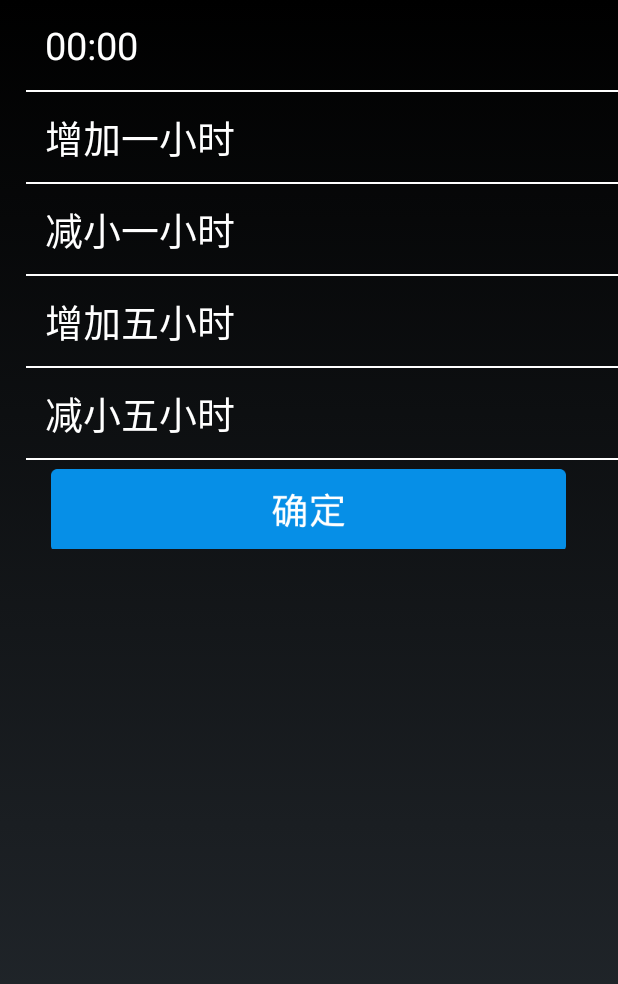
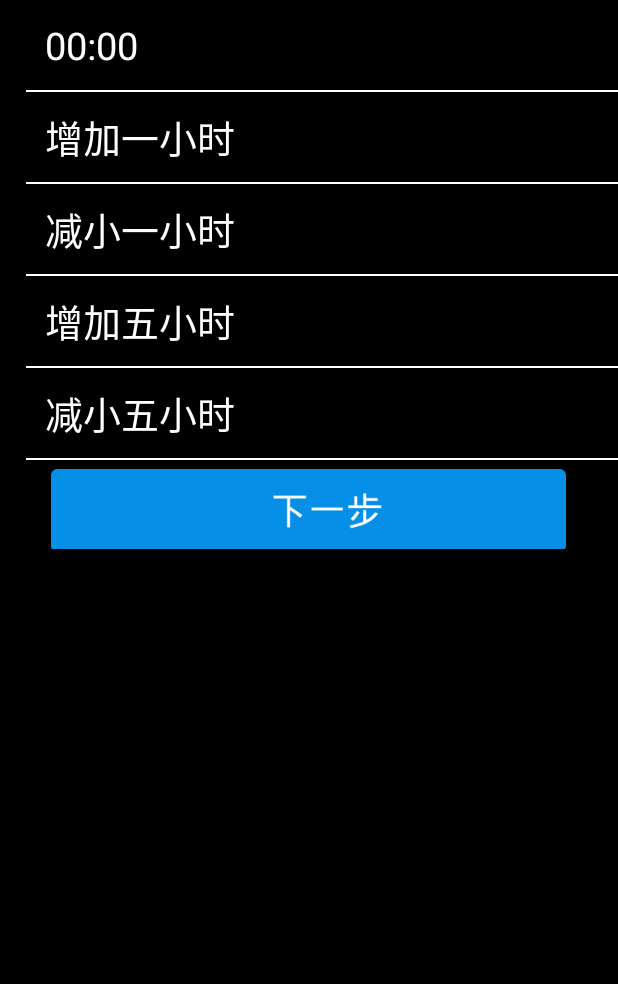
Before and after one commit to luyulove001/coeus-alarmClock, an Android app: the layout activity_set_time_hour.xml on its own in the app's theme, with its tools: preview values and no code run, on a phone screen of 412 x 824 dp. Shown: the top 984 px of the screen. Run offline under Robolectric (Android 15) with nearby library versions, the light colour scheme and no system bars.

Commit message:
闹钟震动、时间设置描述不正确bug，设置完小时后确定改为下一步，铃声设置页面title错误bug

```diff
--- a/app/src/main/java/net/tatans/coeus/alarm/activities/SetAlarmRepeatActivity.java
+++ b/app/src/main/java/net/tatans/coeus/alarm/activities/SetAlarmRepeatActivity.java
@@ -26,7 +26,6 @@ public class SetAlarmRepeatActivity extends BaseActivity {
     @Override
     protected void onCreate(Bundle savedInstanceState) {
         super.onCreate(savedInstanceState);
-        setTitle(getString(R.string.repeat_title));
         lv_bell_time.setAdapter(new AlarmRepeatAdapter(SetAlarmRepeatActivity.this,getIntent()));
     }
 
--- a/app/src/main/java/net/tatans/coeus/alarm/adapter/AlarmRepeatAdapter.java
+++ b/app/src/main/java/net/tatans/coeus/alarm/adapter/AlarmRepeatAdapter.java
@@ -40,6 +40,7 @@ public class AlarmRepeatAdapter extends BaseAdapter {
         daysOfWeek = (Alarm.DaysOfWeek) intent.getSerializableExtra("dayOfWeek");
         if (mark.equals(Const.REQUEST_REPEAT + "")) {
             listData = Const.REPEAT_MODEL_LIST;
+            ((Activity)ctx).setTitle(ctx.getString(R.string.repeat_title));
             for (int i = 0; i < Const.REPEAT_MODEL_LIST.length; i++) {
                 if (Const.REPEAT_MODEL_LIST[i].equals(daysOfWeek.toString(ctx, true))) {
                     repeat_model = i;
@@ -49,6 +50,7 @@ public class AlarmRepeatAdapter extends BaseAdapter {
                 }
             }
         }else{
+            ((Activity)ctx).setTitle("铃声设置");
             listData = Const.BELL_NAME;
         }
     }
--- a/app/src/main/res/layout/activity_set_time_hour.xml
+++ b/app/src/main/res/layout/activity_set_time_hour.xml
@@ -2,6 +2,7 @@
 <LinearLayout xmlns:android="http://schemas.android.com/apk/res/android"
     android:layout_width="match_parent"
     android:layout_height="match_parent"
+    android:background="@color/black"
     android:orientation="vertical">
 
     <LinearLayout
@@ -113,14 +114,14 @@
         android:id="@+id/lyt_confirm"
         android:layout_width="match_parent"
         android:layout_height="wrap_content"
-        android:contentDescription="@string/btn_confirm"
+        android:contentDescription="@string/btn_nextstep"
         android:gravity="center">
 
         <ImageView
             android:layout_width="@dimen/btn_confirm_width"
             android:layout_height="@dimen/btn_confirm_height"
             android:layout_marginTop="4dp"
-            android:src="@mipmap/btn_confirm"
+            android:src="@mipmap/btn_nextstep"
             android:gravity="center_vertical" />
     </LinearLayout>
 </LinearLayout>
--- a/app/src/main/res/values/strings.xml
+++ b/app/src/main/res/values/strings.xml
@@ -12,6 +12,7 @@
     <string name="alarm_key_setting">按键设置</string>
     <string name="alarm_key_setting_txt">设置闹钟铃声时音量、电源的作用</string>
     <string name="btn_confirm">确定。按钮</string>
+    <string name="btn_nextstep">下一步。按钮</string>
     <string name="add_one_hour">增加一小时</string>
     <string name="minus_one_hour">减小一小时</string>
     <string name="add_five_hour">增加五小时</string>
```
Also changed, not shown: app/src/main/java/net/tatans/coeus/alarm/activities/AddAlarmActivity.java (+8 -3 lines), app/src/main/res/mipmap-hdpi/btn_nextstep.png (added).
